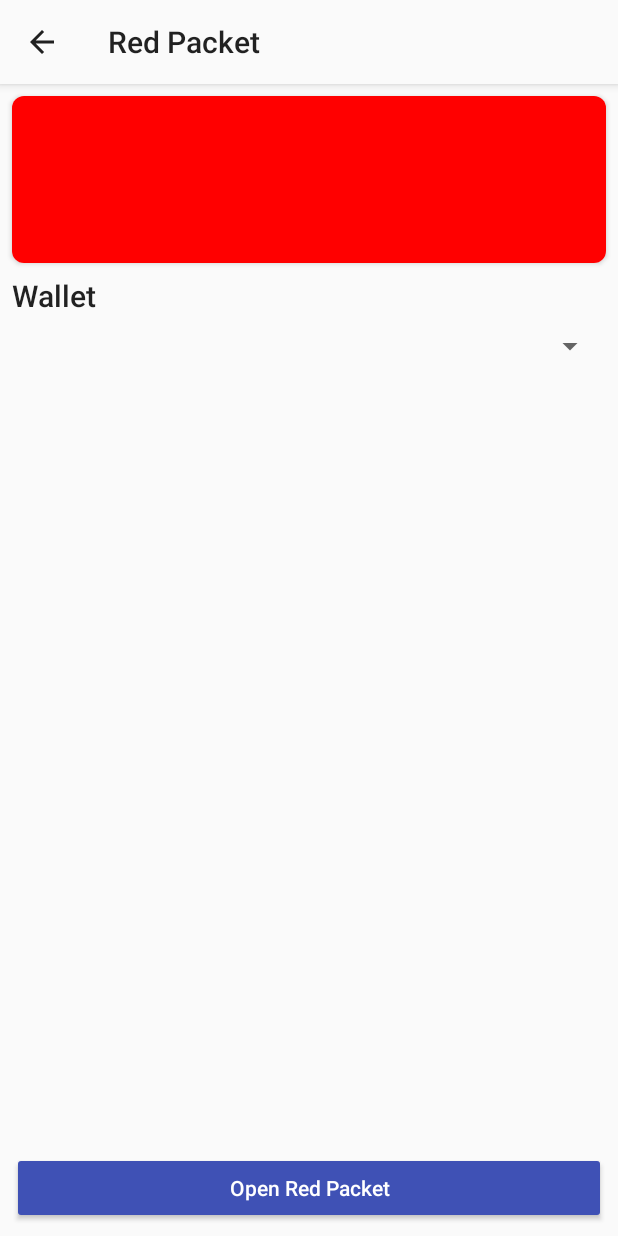
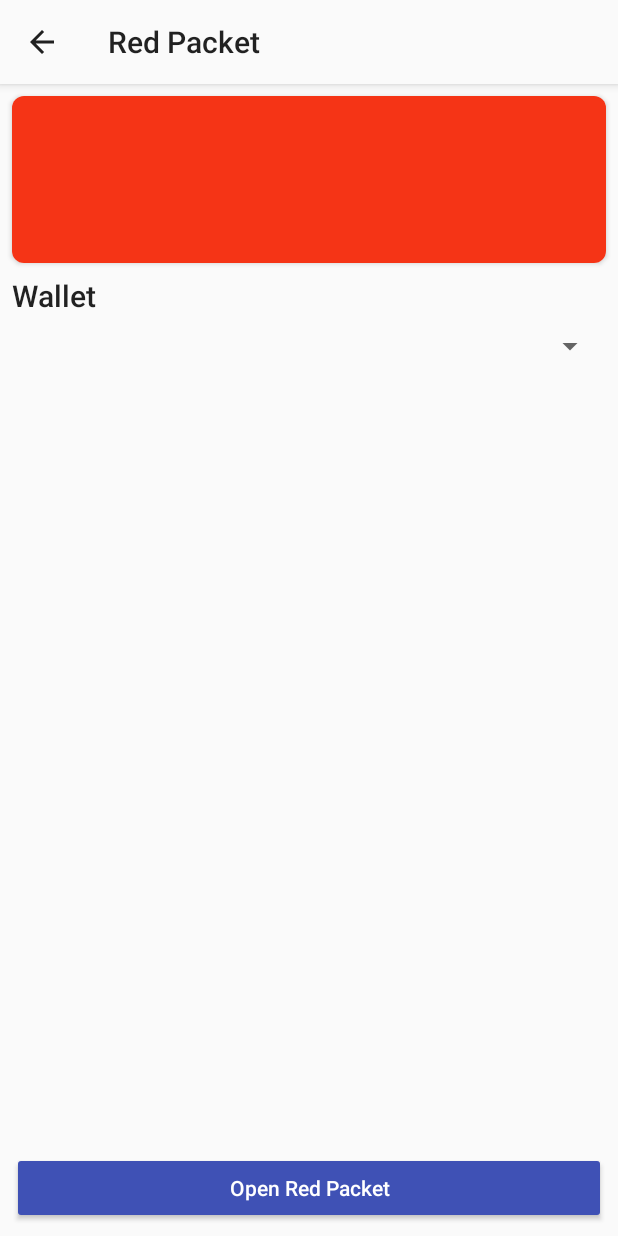
Before and after one commit to DimensionDev/TesserPG-Android, an Android app: the ClaimActivity screen opened directly, with no data from a screen before it, on a phone screen of 412 x 824 dp. Run offline under Robolectric (Android 15) with nearby library versions, the phone set to English and light mode, and no system bars; libraries missing offline, so code that uses them is left out: moe.tlaster.kotlinpgp, org.bouncycastle.bcpg, org.bouncycastle.openpgp, org.bouncycastle.util, org.web3j.protocol and 1 more; 4 statements that could not run were skipped.

Commit message:
Update design

```diff
--- a/tessercubecore/src/main/java/com/sujitech/tessercubecore/fragment/MessagesFragment.kt
+++ b/tessercubecore/src/main/java/com/sujitech/tessercubecore/fragment/MessagesFragment.kt
@@ -203,7 +203,8 @@ class MessagesFragment : ViewPagerFragment() {
                 itemClicked += { sender, args ->
                     if (args.item.redPacketData != null &&
                             args.item.redPacketData?.fromMe == false &&
-                            args.item.redPacketData?.state != RedPacketState.claimed
+                            args.item.redPacketData?.state != RedPacketState.claimed &&
+                            args.item.redPacketData?.state != RedPacketState.claimLate
                     ) {
                         context.toActivity<ClaimActivity>(Intent().apply {
                             putExtra("data", args.item)
--- a/tessercubecore/src/main/res/layout/widget_red_packet_card.xml
+++ b/tessercubecore/src/main/res/layout/widget_red_packet_card.xml
@@ -9,14 +9,14 @@
     <androidx.constraintlayout.widget.ConstraintLayout
         android:layout_width="match_parent"
         android:layout_height="wrap_content"
-        android:background="#f00"
+        android:background="#f53416"
         android:padding="8dp">
 
         <TextView
             android:id="@+id/red_packet_sender"
             android:layout_width="wrap_content"
             android:layout_height="wrap_content"
-            android:textColor="@android:color/holo_orange_light"
+            android:textColor="#fed233"
             app:layout_constraintStart_toStartOf="parent"
             app:layout_constraintTop_toTopOf="parent"
             tools:text="Sender" />
@@ -26,7 +26,7 @@
             style="@style/TextAppearance.AppCompat.Large"
             android:layout_width="wrap_content"
             android:layout_height="wrap_content"
-            android:textColor="@android:color/holo_orange_light"
+            android:textColor="#fed233"
             app:layout_constraintStart_toStartOf="parent"
             app:layout_constraintTop_toBottomOf="@id/red_packet_sender"
             tools:text="State" />
@@ -36,7 +36,7 @@
             android:layout_width="wrap_content"
             android:layout_height="wrap_content"
             android:layout_marginTop="8dp"
-            android:textColor="@android:color/holo_orange_light"
+            android:textColor="#fed233"
             app:layout_constraintStart_toStartOf="parent"
             app:layout_constraintTop_toBottomOf="@id/red_packet_state"
             tools:text="Price" />
@@ -45,16 +45,15 @@
             android:id="@+id/red_packet_time"
             android:layout_width="wrap_content"
             android:layout_height="wrap_content"
-            android:textColor="@android:color/holo_orange_light"
+            android:textColor="#fed233"
             app:layout_constraintStart_toStartOf="parent"
             app:layout_constraintTop_toBottomOf="@id/red_packet_shares"
             tools:text="Time" />
 
         <TextView
-            android:visibility="gone"
             android:id="@+id/red_packet_state2"
             tools:text="State2"
-            android:textColor="@android:color/holo_orange_light"
+            android:textColor="#fed233"
             app:layout_constraintEnd_toEndOf="parent"
             app:layout_constraintBottom_toBottomOf="parent"
             android:layout_width="wrap_content"
```
Also changed, not shown: tessercubecore/src/main/java/com/sujitech/tessercubecore/widget/RedPacketCard.kt (+25 -6 lines).
